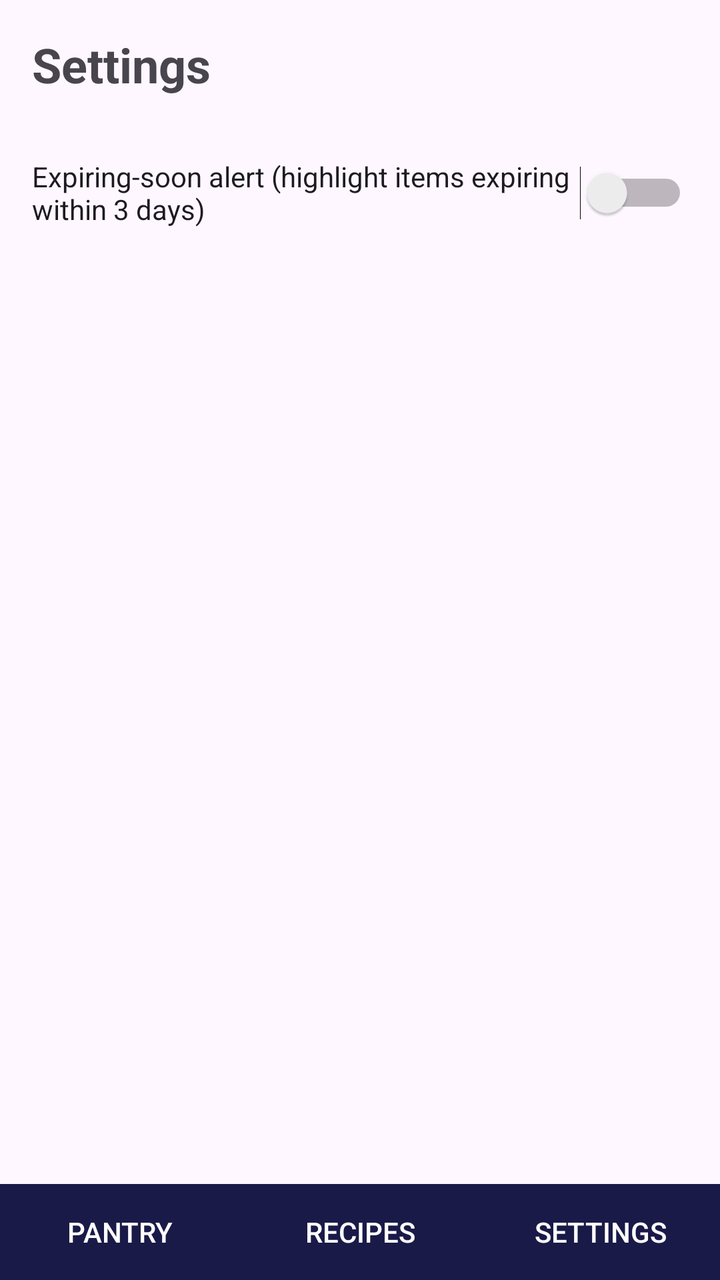
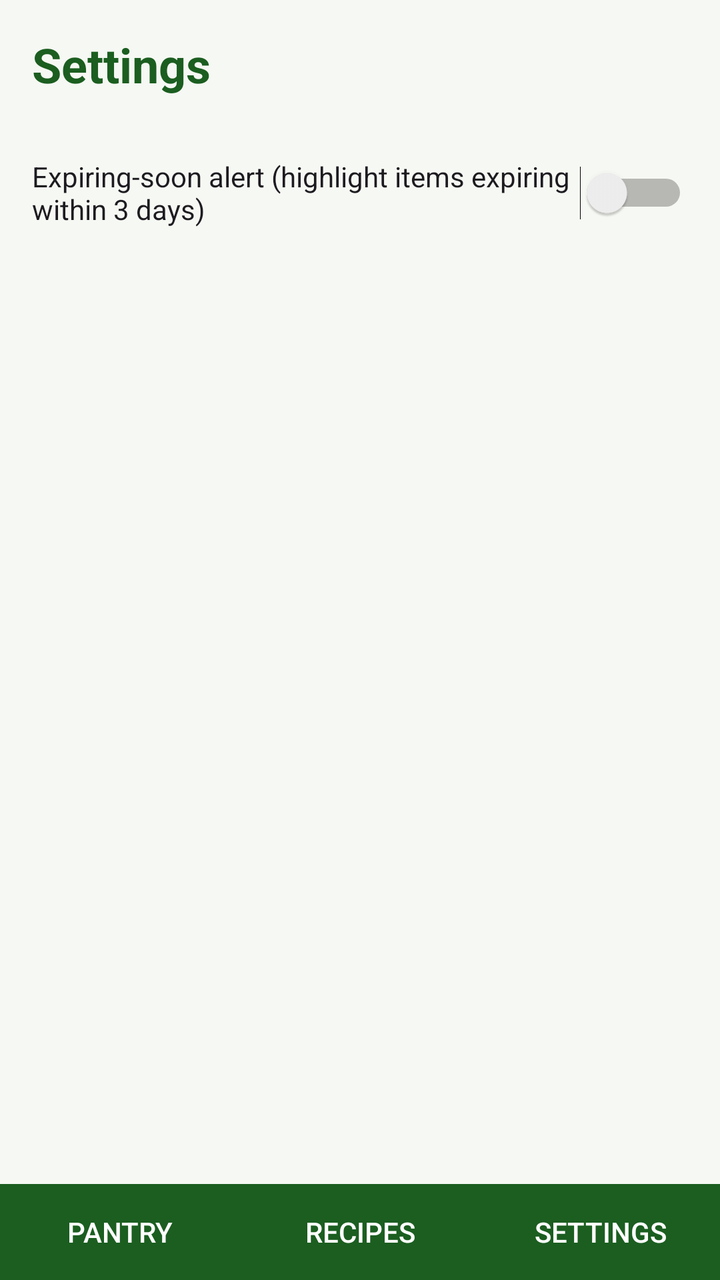

Screens rendered from an Android XML layout before and after an edit, with the pre-edit source and the edit as a unified diff.
<!-- AndroidManifest.xml: application theme Theme.SmartPantryManager -->
<!-- res/layout/activity_settings.xml -->
<?xml version="1.0" encoding="utf-8"?>
<androidx.constraintlayout.widget.ConstraintLayout
    xmlns:android="http://schemas.android.com/apk/res/android"
    xmlns:app="http://schemas.android.com/apk/res-auto"
    android:id="@+id/settingsRoot"
    android:layout_width="match_parent"
    android:layout_height="match_parent">

    <TextView
        android:id="@+id/textSettingsTitle"
        android:layout_width="wrap_content"
        android:layout_height="wrap_content"
        android:layout_marginStart="16dp"
        android:layout_marginTop="16dp"
        android:text="Settings"
        android:textSize="24sp"
        android:textStyle="bold"
        app:layout_constraintStart_toStartOf="parent"
        app:layout_constraintTop_toTopOf="parent" />

    <Switch
        android:id="@+id/switchExpiryAlert"
        android:layout_width="0dp"
        android:layout_height="wrap_content"
        android:layout_marginStart="16dp"
        android:layout_marginTop="24dp"
        android:layout_marginEnd="16dp"
        android:minHeight="48dp"
        android:text="Expiring-soon alert (highlight items expiring within 3 days)"
        app:layout_constraintEnd_toEndOf="parent"
        app:layout_constraintStart_toStartOf="parent"
        app:layout_constraintTop_toBottomOf="@+id/textSettingsTitle" />

    <include
        android:id="@+id/navBar"
        layout="@layout/nav_bar"
        android:layout_width="0dp"
        android:layout_height="wrap_content"
        app:layout_constraintBottom_toBottomOf="parent"
        app:layout_constraintEnd_toEndOf="parent"
        app:layout_constraintStart_toStartOf="parent" />

</androidx.constraintlayout.widget.ConstraintLayout>
<!-- res/layout/nav_bar.xml (included above) -->
<?xml version="1.0" encoding="utf-8"?>
<LinearLayout xmlns:android="http://schemas.android.com/apk/res/android"
    android:layout_width="match_parent"
    android:layout_height="wrap_content"
    android:orientation="horizontal"
    android:background="#1A1A48">

    <Button
        android:id="@+id/navPantry"
        android:layout_width="0dp"
        android:layout_height="wrap_content"
        android:layout_weight="1"
        android:text="Pantry"
        style="?android:attr/borderlessButtonStyle"
        android:textColor="#FFFFFF" />

    <Button
        android:id="@+id/navRecipes"
        android:layout_width="0dp"
        android:layout_height="wrap_content"
        android:layout_weight="1"
        android:text="Recipes"
        style="?android:attr/borderlessButtonStyle"
        android:textColor="#FFFFFF" />

    <Button
        android:id="@+id/navSettings"
        android:layout_width="0dp"
        android:layout_height="wrap_content"
        android:layout_weight="1"
        android:text="Settings"
        style="?android:attr/borderlessButtonStyle"
        android:textColor="#FFFFFF" />

</LinearLayout>
<!-- resources referenced by this layout -->
<resources>
  <style name="Theme.SmartPantryManager" parent="Base.Theme.SmartPantryManager" />
  <style name="Base.Theme.SmartPantryManager" parent="Theme.Material3.DayNight.NoActionBar">
          
          
      </style>
</resources>

<!-- the commit's change to res/layout/activity_settings.xml (unified diff, before → after) -->
@@ -4,7 +4,8 @@
     xmlns:app="http://schemas.android.com/apk/res-auto"
     android:id="@+id/settingsRoot"
     android:layout_width="match_parent"
-    android:layout_height="match_parent">
+    android:layout_height="match_parent"
+    android:background="@color/app_background">
 
     <TextView
         android:id="@+id/textSettingsTitle"
@@ -15,6 +16,7 @@
         android:text="Settings"
         android:textSize="24sp"
         android:textStyle="bold"
+        android:textColor="@color/primary_dark"
         app:layout_constraintStart_toStartOf="parent"
         app:layout_constraintTop_toTopOf="parent" />
 
@@ -47,7 +49,7 @@
     android:layout_width="match_parent"
     android:layout_height="wrap_content"
     android:orientation="horizontal"
-    android:background="#1A1A48">
+    android:background="@color/primary_dark">
 
     <Button
         android:id="@+id/navPantry"
<!-- resource entries referenced after the edit -->
@@ -1,9 +1,21 @@
 <!-- resources referenced by this layout -->
 <resources>
+  <color name="app_background">#F6F8F3</color>
+  <color name="primary_dark">#1B5E20</color>
   <style name="Theme.SmartPantryManager" parent="Base.Theme.SmartPantryManager" />
-  <style name="Base.Theme.SmartPantryManager" parent="Theme.Material3.DayNight.NoActionBar">
-          
-          
+  <style name="Base.Theme.SmartPantryManager" parent="Theme.Material3.Light.NoActionBar">
+          <item name="colorPrimary">@color/primary</item>
+          <item name="colorOnPrimary">@color/white</item>
+          <item name="colorSecondary">@color/accent</item>
+          <item name="android:windowBackground">@color/app_background</item>
+          <item name="android:textColorPrimary">@color/text_primary</item>
+          <item name="android:textColorSecondary">@color/text_secondary</item>
+          <item name="android:textColor">@color/text_primary</item>
       </style>
+  <color name="primary">#2E7D32</color>
+  <color name="white">#FFFFFFFF</color>
+  <color name="accent">#FF8F00</color>
+  <color name="text_primary">#212121</color>
+  <color name="text_secondary">#616161</color>
 </resources>
 
